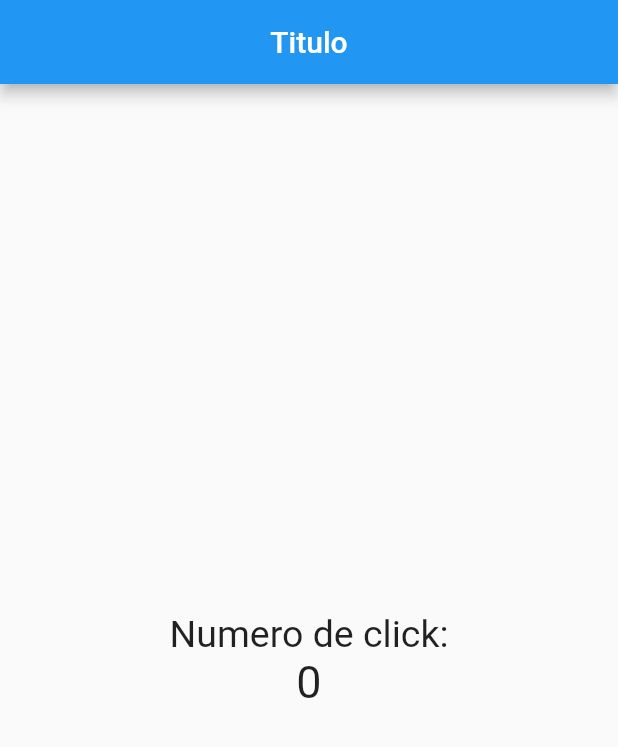
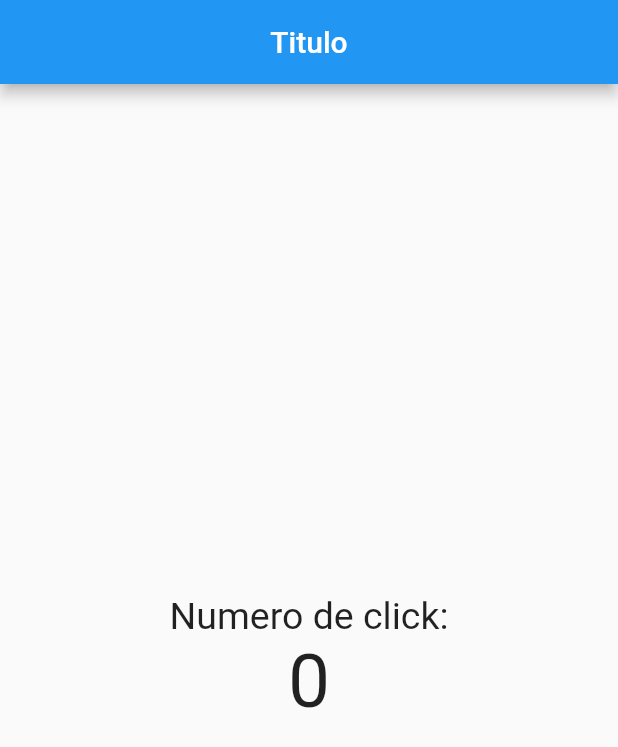
Before and after one commit to SantiBullaude/Curso-Flutter, a Flutter app: the screen it shows after launch, on a phone screen of 412 x 824 dp. Shown: the top 747 px of the screen. Run offline on Flutter 3.47's test engine with Material 2 defaults, Android fonts, the phone set to English and light mode, and no system bars.

```diff
--- a/lib/src/pages/home_page.dart
+++ b/lib/src/pages/home_page.dart
@@ -13,7 +13,7 @@ import 'package:flutter/material.dart';
           mainAxisAlignment: MainAxisAlignment.center,
           children: <Widget>[
             Text('Numero de click:', style: TextStyle(fontSize: 25)),
-            Text('0', style: TextStyle(fontSize: 30)),
+            Text('0', style: TextStyle(fontSize: 50)),
           ],
         )
 
```
